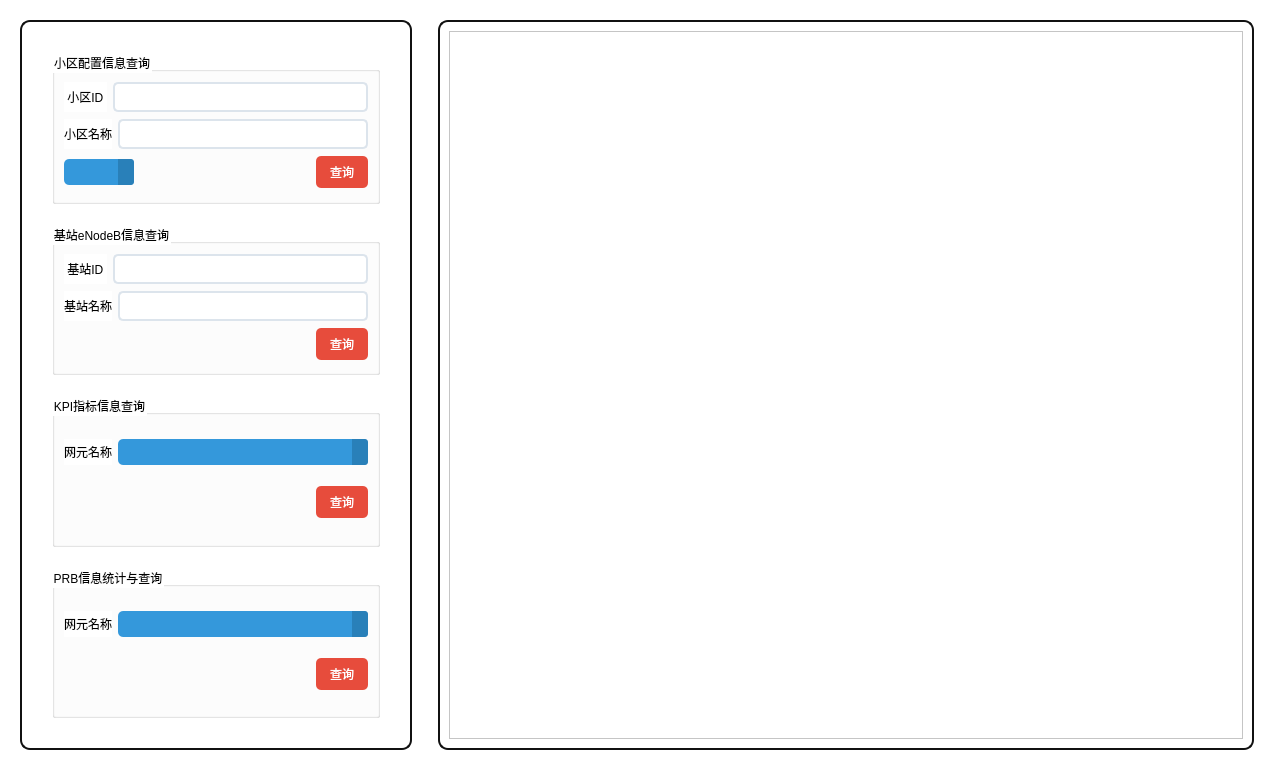
Before: the Qt Designer form src/client/management.ui in Connor1996/DatabaseExpr, drawn with Qt 5.
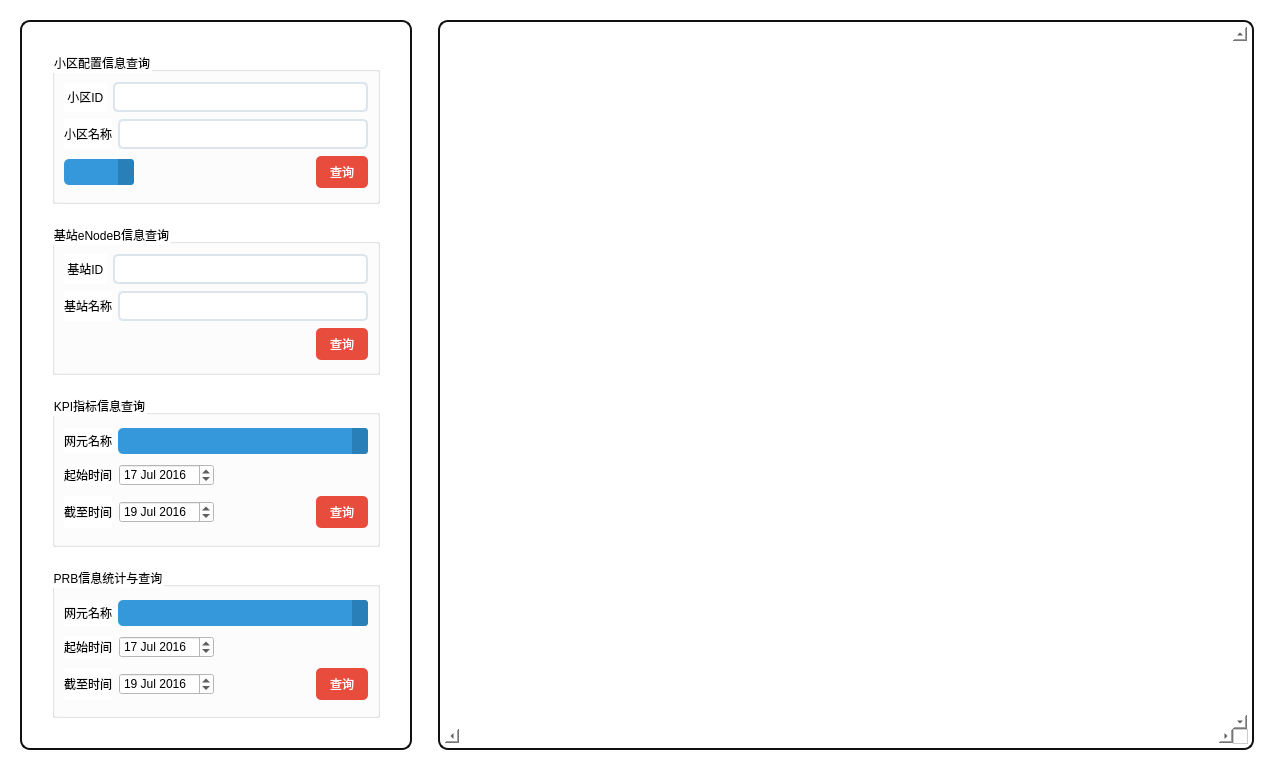
After: the same form once the commit is applied. Icons and pictures are not drawn.

```diff
--- a/src/client/management.ui
+++ b/src/client/management.ui
@@ -460,6 +460,50 @@
                  </item>
                 </layout>
                </item>
+               <item>
+                <layout class="QHBoxLayout" name="horizontalLayout_21">
+                 <property name="spacing">
+                  <number>7</number>
+                 </property>
+                 <property name="sizeConstraint">
+                  <enum>QLayout::SetMinAndMaxSize</enum>
+                 </property>
+                 <item>
+                  <widget class="QLabel" name="label">
+                   <property name="text">
+                    <string>起始时间</string>
+                   </property>
+                  </widget>
+                 </item>
+                 <item>
+                  <widget class="QDateEdit" name="startDate_KPI">
+                   <property name="dateTime">
+                    <datetime>
+                     <hour>0</hour>
+                     <minute>0</minute>
+                     <second>0</second>
+                     <year>2016</year>
+                     <month>7</month>
+                     <day>17</day>
+                    </datetime>
+                   </property>
+                  </widget>
+                 </item>
+                 <item>
+                  <spacer name="horizontalSpacer_6">
+                   <property name="orientation">
+                    <enum>Qt::Horizontal</enum>
+                   </property>
+                   <property name="sizeHint" stdset="0">
+                    <size>
+                     <width>40</width>
+                     <height>20</height>
+                    </size>
+                   </property>
+                  </spacer>
+                 </item>
+                </layout>
+               </item>
                <item>
                 <layout class="QHBoxLayout" name="horizontalLayout_20">
                  <property name="spacing">
@@ -468,6 +512,27 @@
                  <property name="sizeConstraint">
                   <enum>QLayout::SetMinAndMaxSize</enum>
                  </property>
+                 <item>
+                  <widget class="QLabel" name="label_15">
+                   <property name="text">
+                    <string>截至时间</string>
+                   </property>
+                  </widget>
+                 </item>
+                 <item>
+                  <widget class="QDateEdit" name="endDate_KPI">
+                   <property name="dateTime">
+                    <datetime>
+                     <hour>0</hour>
+                     <minute>0</minute>
+                     <second>0</second>
+                     <year>2016</year>
+                     <month>7</month>
+                     <day>19</day>
+                    </datetime>
+                   </property>
+                  </widget>
+                 </item>
                  <item>
                   <spacer name="horizontalSpacer_5">
                    <property name="orientation">
@@ -577,6 +642,50 @@
                  </item>
                 </layout>
                </item>
+               <item>
+                <layout class="QHBoxLayout" name="horizontalLayout_22">
+                 <property name="spacing">
+                  <number>7</number>
+                 </property>
+                 <property name="sizeConstraint">
+                  <enum>QLayout::SetMinAndMaxSize</enum>
+                 </property>
+                 <item>
+                  <widget class="QLabel" name="label_13">
+                   <property name="text">
+                    <string>起始时间</string>
+                   </property>
+                  </widget>
+                 </item>
+                 <item>
+                  <widget class="QDateEdit" name="startDate_PRB">
+                   <property name="dateTime">
+                    <datetime>
+                     <hour>0</hour>
+                     <minute>0</minute>
+                     <second>0</second>
+                     <year>2016</year>
+                     <month>7</month>
+                     <day>17</day>
+                    </datetime>
+                   </property>
+                  </widget>
+                 </item>
+                 <item>
+                  <spacer name="horizontalSpacer_9">
+                   <property name="orientation">
+                    <enum>Qt::Horizontal</enum>
+                   </property>
+                   <property name="sizeHint" stdset="0">
+                    <size>
+                     <width>40</width>
+                     <height>20</height>
+                    </size>
+                   </property>
+                  </spacer>
+                 </item>
+                </layout>
+               </item>
                <item>
                 <layout class="QHBoxLayout" name="horizontalLayout_23">
                  <property name="spacing">
@@ -585,6 +694,27 @@
                  <property name="sizeConstraint">
                   <enum>QLayout::SetMinAndMaxSize</enum>
                  </property>
+                 <item>
+                  <widget class="QLabel" name="label_14">
+                   <property name="text">
+                    <string>截至时间</string>
+                   </property>
+                  </widget>
+                 </item>
+                 <item>
+                  <widget class="QDateEdit" name="endDate_PRB">
+                   <property name="dateTime">
+                    <datetime>
+                     <hour>0</hour>
+                     <minute>0</minute>
+                     <second>0</second>
+                     <year>2016</year>
+                     <month>7</month>
+                     <day>19</day>
+                    </datetime>
+                   </property>
+                  </widget>
+                 </item>
                  <item>
                   <spacer name="horizontalSpacer_8">
                    <property name="orientation">
@@ -649,22 +779,71 @@
     </spacer>
    </item>
    <item>
-    <widget class="QFrame" name="gridFrame">
+    <widget class="QScrollArea" name="scrollArea">
      <property name="styleSheet">
-      <string notr="true">#gridFrame{
-
-background-color: rgb(255, 255, 255);
+      <string notr="true">#scrollArea{
 	border:2px solid #111;
 	border-radius:10px;
+padding: 5px;
+}
 
+QScrollBar
+{
+    width:8px;
+    background:rgba(0,0,0,0%);
+    margin:0px,0px,0px,0px;
+    padding-top:9px;  
+    padding-bottom:9px;
 }
-</string>
+QScrollBar::handle
+{
+    width:8px;
+    background:rgba(0,0,0,25%);
+    border-radius:4px;  
+    min-height:20;
+}
+QScrollBar::handle:hover
+{
+    width:8px;
+    background:rgba(0,0,0,50%);   
+    border-radius:4px;
+    min-height:20;
+}
+
+QScrollBar::add-page,QScrollBar::sub-page  
+{
+    background:rgba(0,0,0,10%);
+    border-radius:4px;
+}
+QScrollBar::add-line {
+      border: 10px;
+      background: none;
+}
+
+QScrollBar::sub-line {
+      border: none;
+      background: none;
+}</string>
      </property>
-     <layout class="QVBoxLayout" name="verticalLayout_5">
-      <item>
-       <widget class="QColumnView" name="columnView"/>
-      </item>
-     </layout>
+     <property name="verticalScrollBarPolicy">
+      <enum>Qt::ScrollBarAlwaysOn</enum>
+     </property>
+     <property name="horizontalScrollBarPolicy">
+      <enum>Qt::ScrollBarAlwaysOn</enum>
+     </property>
+     <property name="widgetResizable">
+      <bool>true</bool>
+     </property>
+     <widget class="QWidget" name="scrollAreaWidgetContents">
+      <property name="geometry">
+       <rect>
+        <x>0</x>
+        <y>0</y>
+        <width>712</width>
+        <height>716</height>
+       </rect>
+      </property>
+     </widget>
     </widget>
    </item>
   </layout>
```
Left out of the diff: 8 changed lines with no effect on the pictures.
